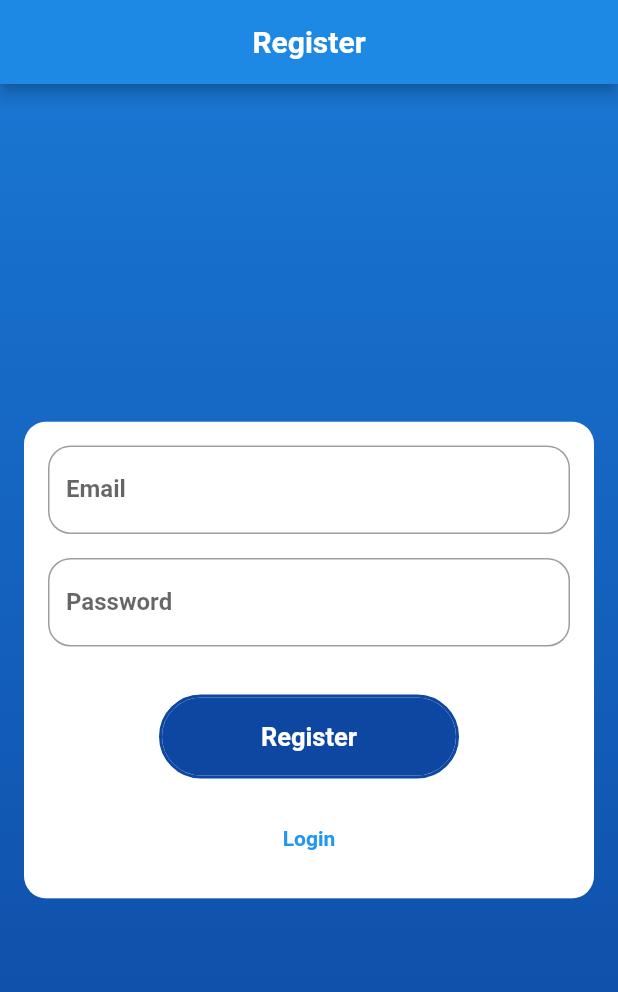
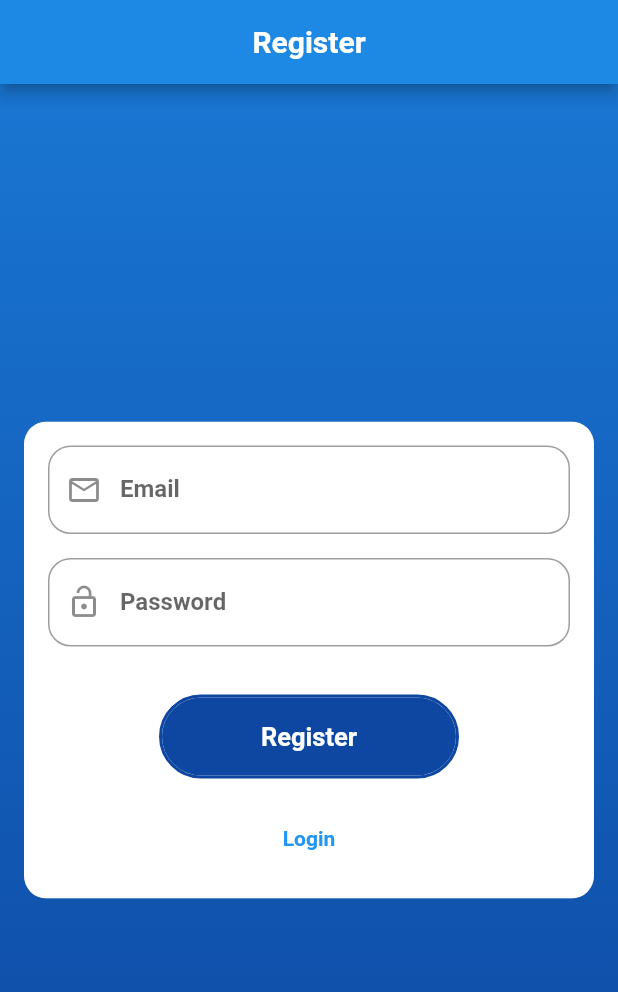
Before and after one commit to mohammedek/login_registration_demo, a Flutter app: the screen it shows after launch, after a tap on "Login", after a tap on "Register", on a phone screen of 412 x 824 dp. Shown: the top 992 px of the screen. Run offline on Flutter 3.47's test engine with Material 2 defaults, Android fonts, the phone set to English and light mode, and no system bars; our stand-ins replace firebase_auth, firebase_core, gap; accounts and stored records are empty.

Commit message:
icon change

```diff
--- a/lib/main.dart
+++ b/lib/main.dart
@@ -32,7 +32,7 @@ class MyApp extends StatelessWidget {
         ),
         initialRoute: LoginScreen.routeName,
         routes: {
-          LoginScreen.routeName: (context) => LoginScreen(),
+          LoginScreen.routeName: (context) => const LoginScreen(),
           RegisterScreen.routeName: (context) => const RegisterScreen(),
           DashboardScreen.routeName: (context) => const DashboardScreen(),
         },
--- a/lib/screens/login/view/login_view.dart
+++ b/lib/screens/login/view/login_view.dart
@@ -115,6 +115,7 @@ class _LoginScreenState extends State<LoginScreen> {
                                   fontWeight: FontWeight.w600,
                                 ),
                                 decoration: InputDecoration(
+                                  prefixIcon: const Icon(Icons.email_rounded),
                                   labelText: 'Email',
                                   border: OutlineInputBorder(
                                     borderRadius: BorderRadius.circular(15),
@@ -138,6 +139,7 @@ class _LoginScreenState extends State<LoginScreen> {
                                   fontWeight: FontWeight.w600,
                                 ),
                                 decoration: InputDecoration(
+                                  prefixIcon: const Icon(Icons.lock_rounded),
                                   labelText: 'Password',
                                   border: OutlineInputBorder(
                                     borderRadius: BorderRadius.circular(15),
--- a/lib/screens/registration/view/registration_view.dart
+++ b/lib/screens/registration/view/registration_view.dart
@@ -164,6 +164,7 @@ class _RegisterScreenState extends State<RegisterScreen> {
                                   fontWeight: FontWeight.w600,
                                 ),
                                 decoration: InputDecoration(
+                                  prefixIcon: const Icon(Icons.email_outlined),
                                   labelText: 'Email',
                                   border: OutlineInputBorder(
                                     borderRadius: BorderRadius.circular(15),
@@ -187,6 +188,7 @@ class _RegisterScreenState extends State<RegisterScreen> {
                                   fontWeight: FontWeight.w600,
                                 ),
                                 decoration: InputDecoration(
+                                  prefixIcon: const Icon(Icons.lock_open),
                                   labelText: 'Password',
                                   border: OutlineInputBorder(
                                     borderRadius: BorderRadius.circular(15),
```
